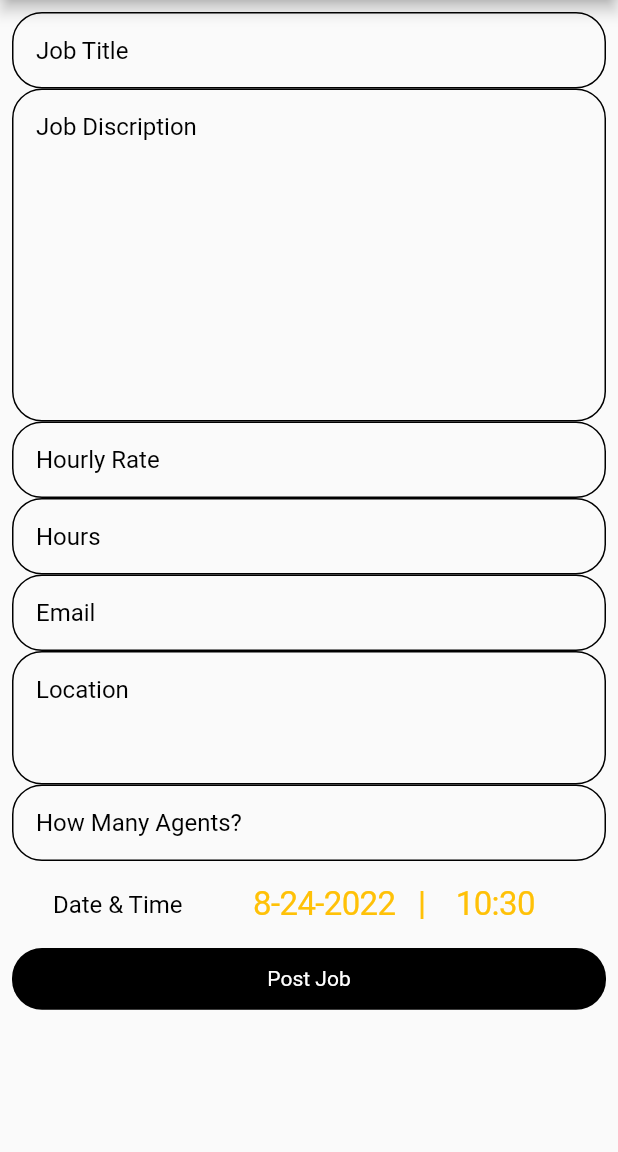
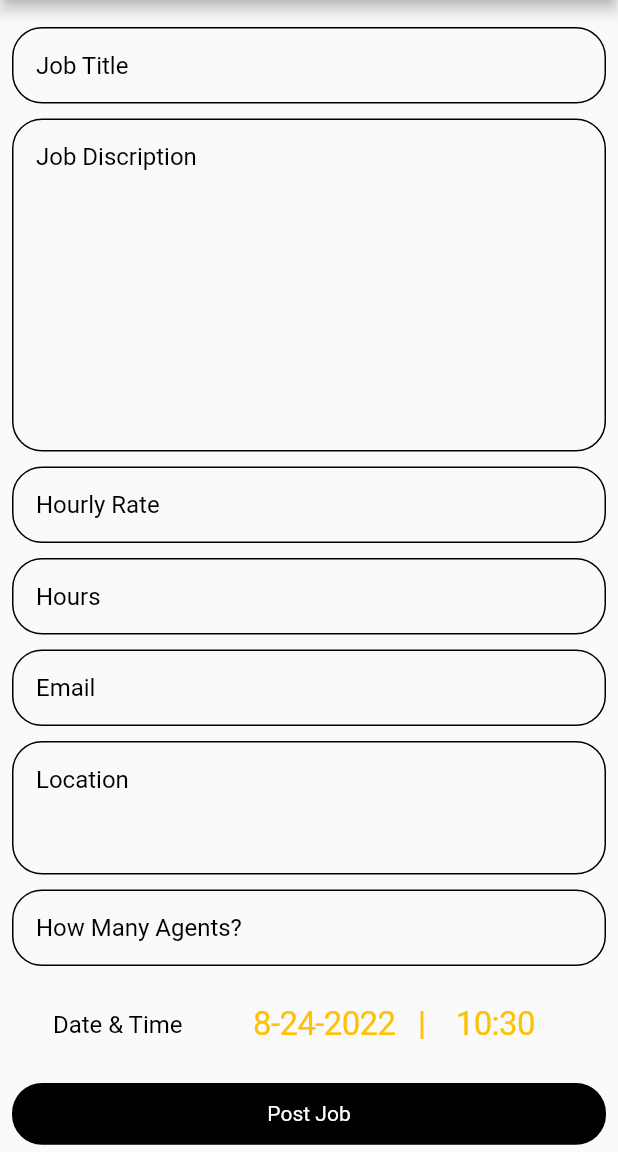
Before and after one commit to abdulmannankh21/HomeServices, a Flutter app: the PostJobDetails screen opened directly, on a phone screen of 412 x 824 dp, the part 84-1236 px from its top. Run offline on Flutter 3.47's test engine with Material 2 defaults, Android fonts, the phone set to English and light mode, and no system bars; our stand-ins replace cloud_firestore, firebase_auth, firebase_core, firebase_storage, fluttertoast, image_picker; accounts and stored records are empty; statements that could not run were skipped.

Commit message:
post job

```diff
--- a/lib/Screen/postjob_details.dart
+++ b/lib/Screen/postjob_details.dart
@@ -2,6 +2,7 @@ import 'package:cloud_firestore/cloud_firestore.dart';
 import 'package:firebase_auth/firebase_auth.dart';
 import 'package:flutter/cupertino.dart';
 import 'package:flutter/material.dart';
+import 'package:homeservices/Screen/home.dart';
 import 'package:homeservices/widgets/custom_text_field.dart';
 
 class PostJobDetails extends StatefulWidget {
@@ -128,6 +129,7 @@ class _PostJobDetailsState extends State<PostJobDetails> {
           child: Column(
             mainAxisAlignment: MainAxisAlignment.spaceBetween,
             children: [
+              SizedBox(height: 10,),
               CustomTextfield(
                 inputType: TextInputType.text,
                 hint: 'Job Title',
@@ -137,6 +139,7 @@ class _PostJobDetailsState extends State<PostJobDetails> {
                 onSaved: (value) {},
                 textInputAction: TextInputAction.next,
               ),
+              SizedBox(height: 10,),
               Container(
                 decoration: BoxDecoration(
                     borderRadius: BorderRadius.circular(20),
@@ -161,6 +164,7 @@ class _PostJobDetailsState extends State<PostJobDetails> {
                   },
                 ),
               ),
+              SizedBox(height: 10,),
               CustomTextfield(
                 inputType: TextInputType.number,
                 hint: 'Hourly Rate',
@@ -170,6 +174,7 @@ class _PostJobDetailsState extends State<PostJobDetails> {
                 onSaved: (value) {},
                 textInputAction: TextInputAction.next,
               ),
+              SizedBox(height: 10,),
               CustomTextfield(
                 inputType: TextInputType.number,
                 hint: 'Hours',
@@ -179,6 +184,7 @@ class _PostJobDetailsState extends State<PostJobDetails> {
                 onSaved: (value) {},
                 textInputAction: TextInputAction.next,
               ),
+              SizedBox(height: 10,),
               CustomTextfield(
                 inputType: TextInputType.emailAddress,
                 hint: 'Email',
@@ -188,6 +194,7 @@ class _PostJobDetailsState extends State<PostJobDetails> {
                 onSaved: (value) {},
                 textInputAction: TextInputAction.next,
               ),
+              SizedBox(height: 10,),
               Container(
                 decoration: BoxDecoration(
                     borderRadius: BorderRadius.circular(20),
@@ -212,6 +219,7 @@ class _PostJobDetailsState extends State<PostJobDetails> {
                   },
                 ),
               ),
+              SizedBox(height: 10,),
               CustomTextfield(
                 inputType: TextInputType.number,
                 hint: 'How Many Agents?',
@@ -221,6 +229,7 @@ class _PostJobDetailsState extends State<PostJobDetails> {
                 onSaved: (value) {},
                 textInputAction: TextInputAction.next,
               ),
+              SizedBox(height: 10,),
               Row(
                 mainAxisAlignment: MainAxisAlignment.spaceEvenly,
                 children: [
@@ -250,6 +259,7 @@ class _PostJobDetailsState extends State<PostJobDetails> {
                   ),
                 ],
               ),
+              SizedBox(height: 10,),
               InkWell(
                 onTap: () {
                   setState(() {
@@ -263,6 +273,10 @@ class _PostJobDetailsState extends State<PostJobDetails> {
                     email = emailController.text;
                     addJobPost();
                     clearText();
+                    Navigator.push(
+                      context,
+                      MaterialPageRoute(builder: (context) => const HomeScreen()),
+                    );
                   });
                 },
                 child: Center(
@@ -281,6 +295,7 @@ class _PostJobDetailsState extends State<PostJobDetails> {
                   ),
                 ),
               ),
+              SizedBox(height: 10,),
             ],
           ),
         ),
```
